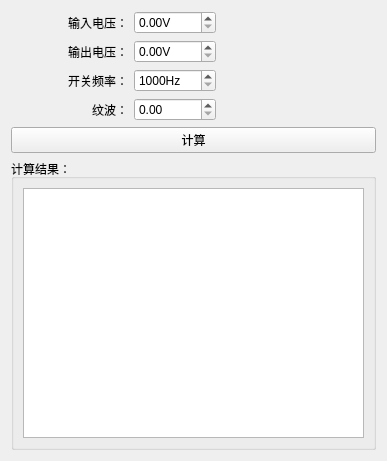
Before: the Qt Designer form src/I_Calc.ui in microcai/JLC_R_util, drawn with Qt 5.
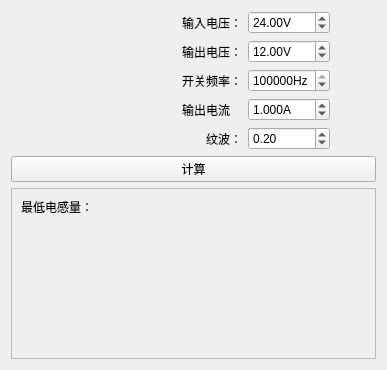
After: the same form once the commit is applied.

Commit message: 电感计算

```diff
--- a/src/I_Calc.ui
+++ b/src/I_Calc.ui
@@ -7,18 +7,41 @@
     <x>0</x>
     <y>0</y>
     <width>387</width>
-    <height>461</height>
+    <height>370</height>
    </rect>
   </property>
   <property name="windowTitle">
    <string>Icalc</string>
   </property>
-  <layout class="QGridLayout" name="gridLayout" columnstretch="1,0,0,3">
+  <layout class="QGridLayout" name="gridLayout" columnstretch="1,0,0,0">
+   <item row="3" column="1">
+    <widget class="QLabel" name="label_5">
+     <property name="text">
+      <string>输出电流</string>
+     </property>
+    </widget>
+   </item>
+   <item row="0" column="0" rowspan="4">
+    <spacer name="horizontalSpacer_2">
+     <property name="orientation">
+      <enum>Qt::Horizontal</enum>
+     </property>
+     <property name="sizeHint" stdset="0">
+      <size>
+       <width>40</width>
+       <height>20</height>
+      </size>
+     </property>
+    </spacer>
+   </item>
    <item row="0" column="2">
     <widget class="QDoubleSpinBox" name="Vin">
      <property name="suffix">
       <string>V</string>
      </property>
+     <property name="value">
+      <double>24.000000000000000</double>
+     </property>
     </widget>
    </item>
    <item row="1" column="1">
@@ -31,13 +54,32 @@
      </property>
     </widget>
    </item>
-   <item row="3" column="1">
-    <widget class="QLabel" name="label_4">
-     <property name="text">
-      <string>纹波：</string>
+   <item row="0" column="3" rowspan="3">
+    <spacer name="horizontalSpacer">
+     <property name="orientation">
+      <enum>Qt::Horizontal</enum>
      </property>
-     <property name="alignment">
-      <set>Qt::AlignRight|Qt::AlignTrailing|Qt::AlignVCenter</set>
+     <property name="sizeHint" stdset="0">
+      <size>
+       <width>40</width>
+       <height>20</height>
+      </size>
+     </property>
+    </spacer>
+   </item>
+   <item row="3" column="2">
+    <widget class="QDoubleSpinBox" name="Iout">
+     <property name="suffix">
+      <string>A</string>
+     </property>
+     <property name="decimals">
+      <number>3</number>
+     </property>
+     <property name="singleStep">
+      <double>0.100000000000000</double>
+     </property>
+     <property name="value">
+      <double>1.000000000000000</double>
      </property>
     </widget>
    </item>
@@ -56,6 +98,9 @@
      <property name="suffix">
       <string>V</string>
      </property>
+     <property name="value">
+      <double>12.000000000000000</double>
+     </property>
     </widget>
    </item>
    <item row="2" column="1">
@@ -68,11 +113,34 @@
      </property>
     </widget>
    </item>
-   <item row="3" column="2">
-    <widget class="QDoubleSpinBox" name="delta">
+   <item row="6" column="0" colspan="4">
+    <widget class="QPushButton" name="begin_calc">
+     <property name="text">
+      <string>计算</string>
+     </property>
+    </widget>
+   </item>
+   <item row="5" column="2">
+    <widget class="QDoubleSpinBox" name="Kind">
      <property name="suffix">
       <string/>
      </property>
+     <property name="singleStep">
+      <double>0.100000000000000</double>
+     </property>
+     <property name="value">
+      <double>0.200000000000000</double>
+     </property>
+    </widget>
+   </item>
+   <item row="5" column="1">
+    <widget class="QLabel" name="label_4">
+     <property name="text">
+      <string>纹波：</string>
+     </property>
+     <property name="alignment">
+      <set>Qt::AlignRight|Qt::AlignTrailing|Qt::AlignVCenter</set>
+     </property>
     </widget>
    </item>
    <item row="2" column="2">
@@ -89,49 +157,45 @@
      <property name="stepType">
       <enum>QAbstractSpinBox::AdaptiveDecimalStepType</enum>
      </property>
-    </widget>
-   </item>
-   <item row="0" column="0">
-    <spacer name="horizontalSpacer_2">
-     <property name="orientation">
-      <enum>Qt::Horizontal</enum>
+     <property name="value">
+      <number>300000</number>
      </property>
-     <property name="sizeHint" stdset="0">
-      <size>
-       <width>40</width>
-       <height>20</height>
-      </size>
-     </property>
-    </spacer>
-   </item>
-   <item row="0" column="3">
-    <spacer name="horizontalSpacer">
-     <property name="orientation">
-      <enum>Qt::Horizontal</enum>
-     </property>
-     <property name="sizeHint" stdset="0">
-      <size>
-       <width>40</width>
-       <height>20</height>
-      </size>
-     </property>
-    </spacer>
-   </item>
-   <item row="4" column="0" colspan="4">
-    <widget class="QPushButton" name="begin_calc">
-     <property name="text">
-      <string>计算</string>
-     </property>
     </widget>
    </item>
-   <item row="5" column="0" colspan="4">
-    <widget class="QGroupBox" name="resultbox">
-     <property name="title">
-      <string>计算结果：</string>
+   <item row="7" column="0" colspan="4">
+    <widget class="QFrame" name="frame">
+     <property name="frameShape">
+      <enum>QFrame::StyledPanel</enum>
      </property>
-     <layout class="QVBoxLayout" name="verticalLayout">
+     <property name="frameShadow">
+      <enum>QFrame::Raised</enum>
+     </property>
+     <layout class="QHBoxLayout" name="horizontalLayout" stretch="0,1">
       <item>
-       <widget class="QTableWidget" name="tableWidget"/>
+       <widget class="QLabel" name="label_6">
+        <property name="text">
+         <string>最低电感量：</string>
+        </property>
+        <property name="alignment">
+         <set>Qt::AlignLeading|Qt::AlignLeft|Qt::AlignTop</set>
+        </property>
+       </widget>
+      </item>
+      <item>
+       <widget class="QLabel" name="result">
+        <property name="minimumSize">
+         <size>
+          <width>30</width>
+          <height>0</height>
+         </size>
+        </property>
+        <property name="text">
+         <string/>
+        </property>
+        <property name="alignment">
+         <set>Qt::AlignLeading|Qt::AlignLeft|Qt::AlignTop</set>
+        </property>
+       </widget>
       </item>
      </layout>
     </widget>
```
Left out of the diff: 17 changed lines with no effect on the pictures. The commit also changes 2 other files.
